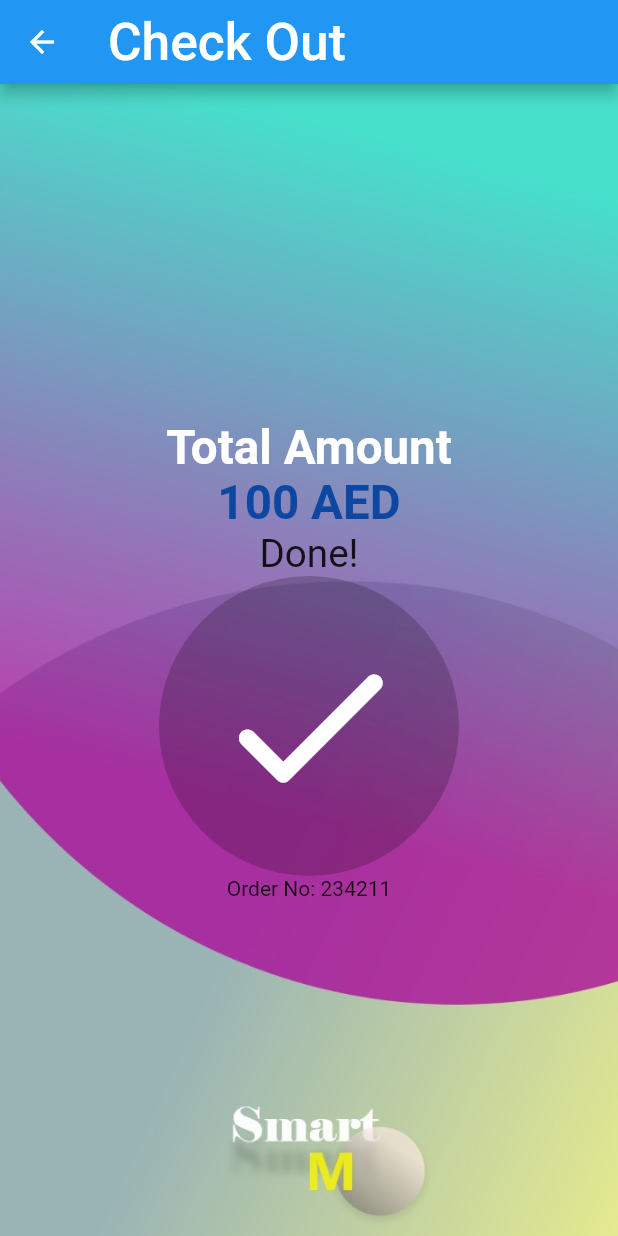
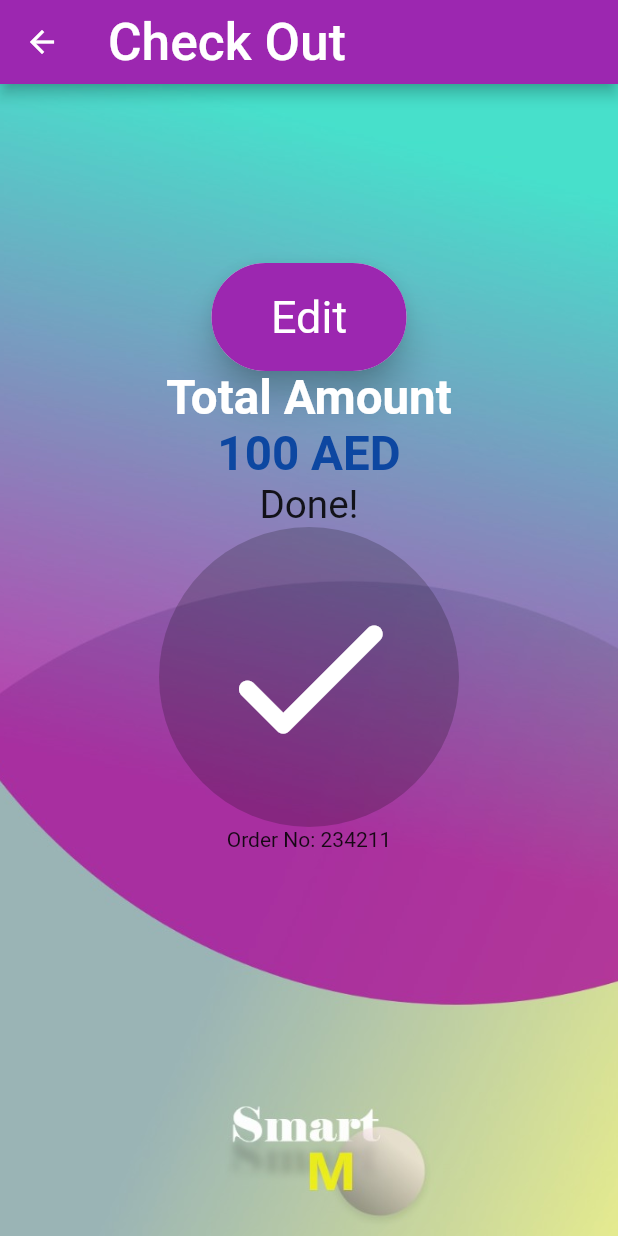
Before and after one commit to OmarNasserr44/SmartM, a Flutter app: the CheckOutScreen screen opened directly, on a phone screen of 412 x 824 dp. Run offline on Flutter 3.47's test engine with Material 2 defaults, Android fonts, the phone set to English and light mode, and no system bars; our stand-ins replace google_fonts, image_picker; missing offline and left inert: google_ml_kit, height_slider, tflite.

Commit message:
6th commit

```diff
--- a/ar_smart_wear/lib/Screens/BodyMeasurementsScreen.dart
+++ b/ar_smart_wear/lib/Screens/BodyMeasurementsScreen.dart
@@ -104,6 +104,7 @@ class _BodyMeasurementsState extends State<BodyMeasurements> {
           "Size Report",
           style: GoogleFonts.gloriaHallelujah(fontSize: screenSize.width / 12),
         ),
+        backgroundColor: Colors.purple,
       ),
       body: Container(
         decoration: BoxDecoration(
--- a/ar_smart_wear/lib/Screens/CameraScreen.dart
+++ b/ar_smart_wear/lib/Screens/CameraScreen.dart
@@ -325,6 +325,7 @@ class _CameraScreenState extends State<CameraScreen> {
           "Pick an Image",
           style: GoogleFonts.gloriaHallelujah(fontSize: size.width / 12),
         ),
+        backgroundColor: Colors.purple,
       ),
       floatingActionButton: Padding(
         padding: const EdgeInsets.only(bottom: 60),
@@ -370,10 +371,10 @@ class _CameraScreenState extends State<CameraScreen> {
                               )));
                 }
               },
-              text: "<-",
+              text: "Next",
               fontSize: size.width / 13,
               heightDiv: size.height / 70,
-              widthDiv: size.width / 60,
+              widthDiv: size.width / 80,
               borderColor: Colors.purple,
               fillColor: Colors.purple,
               textColor: Colors.white,
--- a/ar_smart_wear/lib/Screens/GenderScreen.dart
+++ b/ar_smart_wear/lib/Screens/GenderScreen.dart
@@ -29,7 +29,7 @@ class _GenderScreenState extends State<GenderScreen> {
                 "Choose Your Gender",
                 style: GoogleFonts.gloriaHallelujah(
                     fontSize: screenSize.width / 10,
-                    color: Colors.white,
+                    color: Colors.purple,
                     fontWeight: FontWeight.bold),
               ),
               SizedBox(
--- a/ar_smart_wear/lib/Screens/TryOutfitsScreen.dart
+++ b/ar_smart_wear/lib/Screens/TryOutfitsScreen.dart
@@ -112,6 +112,7 @@ class _TryOutfitsState extends State<TryOutfits> {
           "Try OutFits",
           style: GoogleFonts.gloriaHallelujah(fontSize: screenSize.width / 12),
         ),
+        backgroundColor: Colors.purple,
       ),
       body: Container(
         child: Center(
--- a/ar_smart_wear/lib/Screens/chechout.dart
+++ b/ar_smart_wear/lib/Screens/chechout.dart
@@ -1,3 +1,4 @@
+import 'package:ar_smart_wear/Widgets/CustButton.dart';
 import 'package:flutter/cupertino.dart';
 import 'package:flutter/material.dart';
 import 'package:google_fonts/google_fonts.dart';
@@ -17,6 +18,7 @@ class _CheckOutScreenState extends State<CheckOutScreen> {
           "Check Out",
           style: GoogleFonts.gloriaHallelujah(fontSize: screenSize.width / 12),
         ),
+        backgroundColor: Colors.purple,
       ),
       body: Container(
         decoration: BoxDecoration(
@@ -28,6 +30,18 @@ class _CheckOutScreenState extends State<CheckOutScreen> {
           child: Column(
             mainAxisAlignment: MainAxisAlignment.center,
             children: [
+              CustButton(
+                screenSize: screenSize,
+                textColor: Colors.white,
+                borderColor: Colors.purple,
+                fillColor: Colors.purple,
+                heightDiv: screenSize.width / 36,
+                widthDiv: screenSize.width / 130,
+                text: "Edit",
+                onTap: () {
+                  Navigator.pop(context);
+                },
+              ),
               Text(
                 "Total Amount",
                 style: GoogleFonts.gloriaHallelujah(
@@ -59,7 +73,10 @@ class _CheckOutScreenState extends State<CheckOutScreen> {
                   color: Colors.white,
                 ),
               ),
-              Text("Order No: 234211")
+              Text("Order No: 234211"),
+              SizedBox(
+                height: screenSize.height / 6,
+              )
             ],
           ),
         ),
--- a/ar_smart_wear/lib/Widgets/ItemsPreviewBox.dart
+++ b/ar_smart_wear/lib/Widgets/ItemsPreviewBox.dart
@@ -19,7 +19,8 @@ class PreviewBox extends StatelessWidget {
         imagePath,
       ),
       decoration: BoxDecoration(
-          border: Border.all(color: Colors.blue, width: screenSize.width / 70)),
+          border:
+              Border.all(color: Colors.purple, width: screenSize.width / 70)),
     );
   }
 }
--- a/ar_smart_wear/pubspec.yaml
+++ b/ar_smart_wear/pubspec.yaml
@@ -53,6 +53,7 @@ flutter:
   # To add assets to your application, add an assets section, like this:
   assets:
     - assets/Images/man.png
+    - assets/Images/logo.jpg
     - assets/Images/woman.png
     - assets/Images/emptyPNG.png
     - assets/Images/menTop/jacket2.png
```
Also changed, not shown: ar_smart_wear/lib/Screens/HomeScreen.dart (+16 -2 lines), ar_smart_wear/assets/Images/logo.jpg (added).
